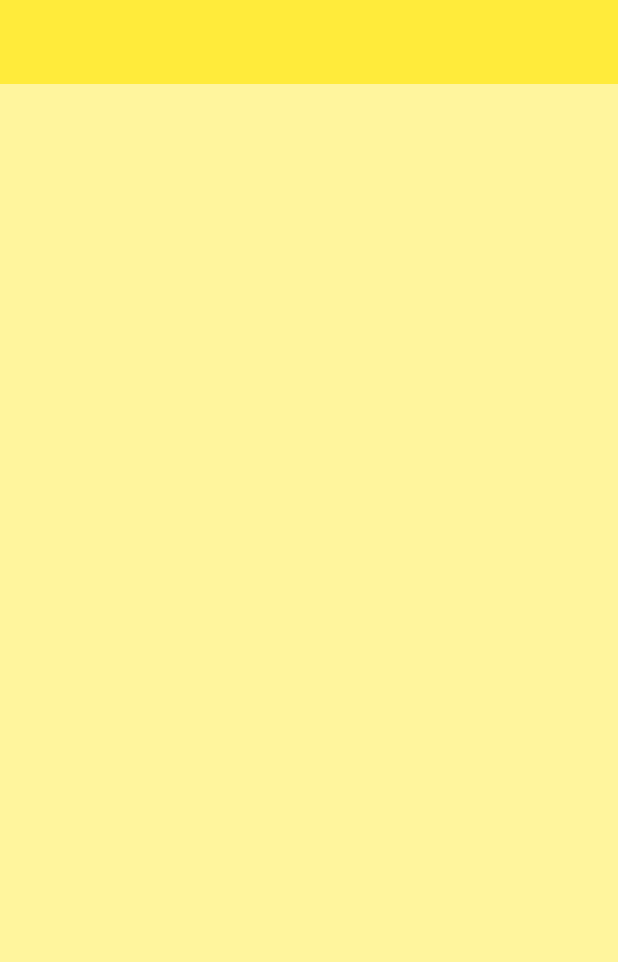
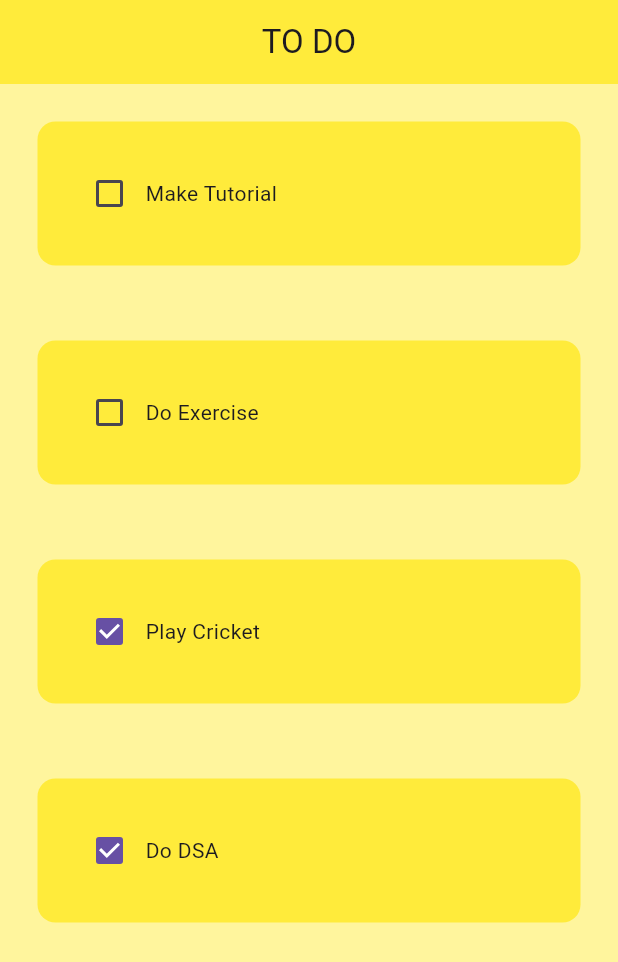
Before and after one commit to karkau123/todo_App, a Flutter app: the screen it shows after launch, on a phone screen of 412 x 824 dp. Shown: the top 962 px of the screen. Run offline on Flutter 3.47's test engine with Material 3 defaults, Android fonts, the phone set to English and light mode, and no system bars.

Commit message:
tiles are now dynamically added using Listview.builder

```diff
--- a/lib/homa_page.dart
+++ b/lib/homa_page.dart
@@ -1,4 +1,5 @@
 import 'package:flutter/material.dart';
+import 'package:todo_app/utilities/todo_tile.dart';
 
 class HomePage extends StatefulWidget {
   const HomePage({super.key});
@@ -8,12 +9,34 @@ class HomePage extends StatefulWidget {
 }
 
 class _HomePageState extends State<HomePage> {
+  // List of todo tasks
+  List toDoList = [
+    ["Make Tutorial", false],
+    ["Do Exercise", false],
+    ["Play Cricket",true],
+    ["Do DSA",true]
+  ];
+
+   // checkBox  tapped
+
   @override
   Widget build(BuildContext context) {
     return Scaffold(
       backgroundColor: Colors.yellow[200],
       appBar: AppBar(
-         backgroundColor: Colors.yellow,
+        backgroundColor: Colors.yellow,
+        title: Center(child: Text('TO DO')),
+        elevation: 0,
+      ),
+      body: ListView.builder(
+        itemCount: toDoList.length,
+        itemBuilder: (context, index) {
+          return TODOTile(
+              taskName: toDoList[index][0],
+              taskCompleted: toDoList[index][1],
+              onChanged : (value) => checkBoxChanged,
+              );
+        },
       ),
     );
   }
--- /dev/null
+++ b/lib/utilities/todo_tile.dart
@@ -0,0 +1,34 @@
+import 'package:flutter/material.dart';
+
+class TODOTile extends StatelessWidget {
+    TODOTile({super.key,
+    required this.taskName,
+    required this.taskCompleted,
+     required this.onChanged
+     });
+
+  final String taskName;
+  final bool taskCompleted;
+  Function(bool?)?onChanged;
+
+  @override
+  Widget build(BuildContext context) {
+    return Padding(
+      padding: const EdgeInsets.all(25.0),
+      child: Container(
+        padding: EdgeInsets.all(24),
+        child: Row(
+          children: [
+            // chekBox
+             Checkbox(value: taskCompleted, onChanged: onChanged),
+             Text(taskName),
+          ],
+        ),
+        decoration: BoxDecoration(
+          color: Colors.yellow,
+          borderRadius: BorderRadius.circular(12),
+        ),
+      ),
+    );
+  }
+}
```
